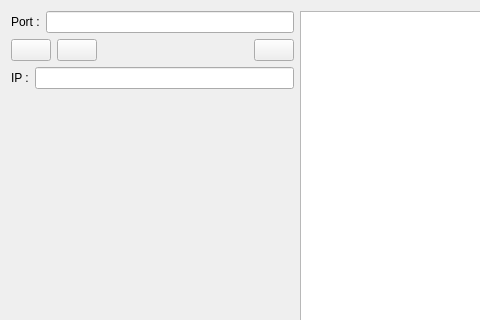
Before: the Qt Designer form FormFiles/MainForm.ui in arennuit/iisuoscbridge, drawn with Qt 5; both pictures show x 0 to 480 and y 0 to 320 of the 594 by 632 pixel window.
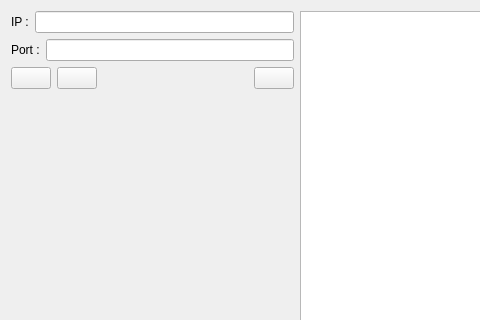
After: the same form once the commit is applied. Icons and pictures are not drawn.

Patch:
```diff
--- a/FormFiles/MainForm.ui
+++ b/FormFiles/MainForm.ui
@@ -25,6 +25,24 @@
      <layout class="QHBoxLayout" name="horizontalLayout_4">
       <item>
        <layout class="QVBoxLayout" name="verticalLayout_2">
+        <item>
+         <layout class="QHBoxLayout" name="horizontalLayout_3">
+          <item>
+           <widget class="QLabel" name="label">
+            <property name="text">
+             <string>IP :</string>
+            </property>
+           </widget>
+          </item>
+          <item>
+           <widget class="QLineEdit" name="m_ipAddressLineEdit">
+            <property name="text">
+             <string/>
+            </property>
+           </widget>
+          </item>
+         </layout>
+        </item>
         <item>
          <layout class="QHBoxLayout" name="horizontalLayout_2">
           <item>
@@ -123,29 +141,14 @@
           </item>
          </layout>
         </item>
-        <item>
-         <layout class="QHBoxLayout" name="horizontalLayout_3">
-          <item>
-           <widget class="QLabel" name="label">
-            <property name="text">
-             <string>IP :</string>
-            </property>
-           </widget>
-          </item>
-          <item>
-           <widget class="QLineEdit" name="m_ipAddressLineEdit">
-            <property name="text">
-             <string/>
-            </property>
-           </widget>
-          </item>
-         </layout>
-        </item>
         <item>
          <spacer name="verticalSpacer">
           <property name="orientation">
            <enum>Qt::Vertical</enum>
           </property>
+          <property name="sizeType">
+           <enum>QSizePolicy::Expanding</enum>
+          </property>
           <property name="sizeHint" stdset="0">
            <size>
             <width>20</width>
```
